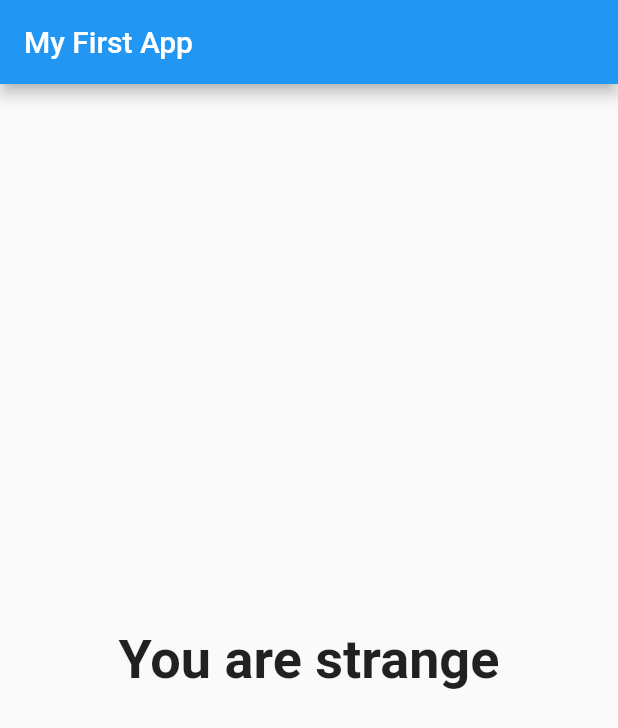
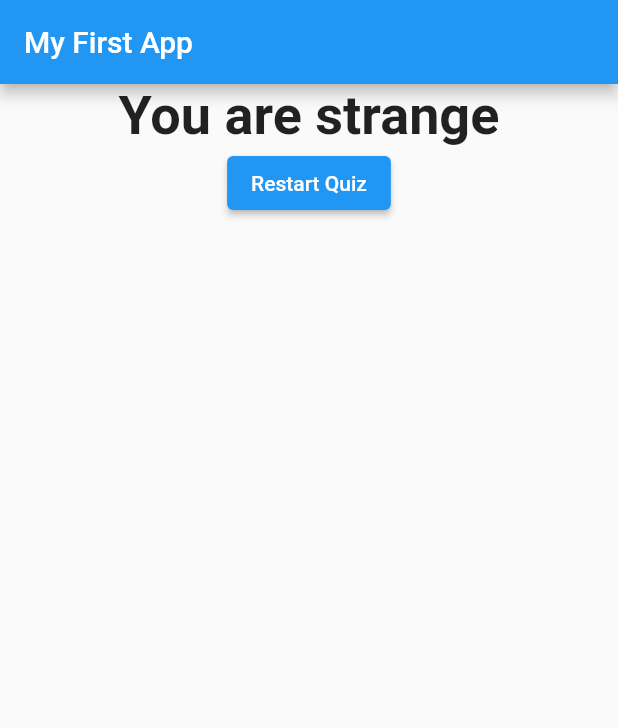
Before and after one commit to HassanKhan123/flutter-quiz-app, a Flutter app: the screen it shows after launch, after a tap on "Black", after a tap on "Zebra", on a phone screen of 412 x 824 dp. Shown: the top 728 px of the screen. Run offline on Flutter 3.47's test engine with Material 2 defaults, Android fonts, the phone set to English and light mode, and no system bars.

Commit message:
added: quiz resetting

```diff
--- a/lib/main.dart
+++ b/lib/main.dart
@@ -46,6 +46,13 @@ class _MyAppState extends State<MyApp> {
     });
   }
 
+  void _resetQuiz() {
+    setState(() {
+      _questionIndex = 0;
+      totalScore = 0;
+    });
+  }
+
   @override
   Widget build(BuildContext context) {
     return MaterialApp(
@@ -59,7 +66,7 @@ class _MyAppState extends State<MyApp> {
                   questionIndex: _questionIndex,
                   questions: _questions,
                 )
-              : Result(totalScore)),
+              : Result(totalScore, _resetQuiz)),
     );
   }
 }
--- a/lib/result.dart
+++ b/lib/result.dart
@@ -2,7 +2,8 @@ import "package:flutter/material.dart";
 
 class Result extends StatelessWidget {
   final int resultScore;
-  const Result(this.resultScore, {super.key});
+  final VoidCallback resetQuiz;
+  const Result(this.resultScore, this.resetQuiz, {super.key});
 
   String get resultPhrase {
     String resultText;
@@ -22,11 +23,15 @@ class Result extends StatelessWidget {
   @override
   Widget build(BuildContext context) {
     return Center(
-      child: Text(
-        resultPhrase,
-        style: const TextStyle(fontSize: 36, fontWeight: FontWeight.bold),
-        textAlign: TextAlign.center,
-      ),
-    );
+        child: Column(
+      children: [
+        Text(
+          resultPhrase,
+          style: const TextStyle(fontSize: 36, fontWeight: FontWeight.bold),
+          textAlign: TextAlign.center,
+        ),
+        ElevatedButton(onPressed: resetQuiz, child: const Text('Restart Quiz'))
+      ],
+    ));
   }
 }
```
